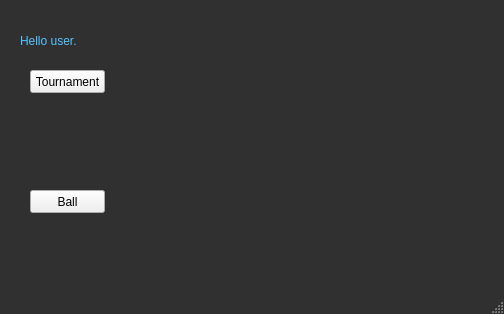
Before: the Qt Designer form Linking/mainwindow.ui in mushfiqur11/Game-Tracker, drawn with Qt 5.
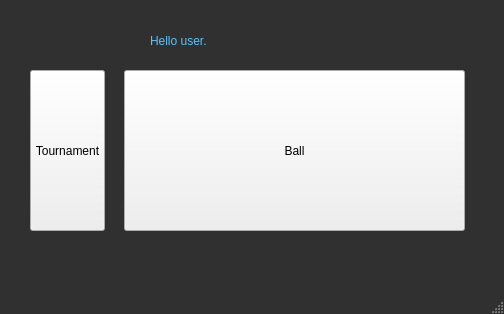
After: the same form once the commit is applied.

```diff
--- a/Linking/mainwindow.ui
+++ b/Linking/mainwindow.ui
@@ -37,10 +37,10 @@
    <widget class="QPushButton" name="pushButton">
     <property name="geometry">
      <rect>
-      <x>30</x>
-      <y>190</y>
-      <width>75</width>
-      <height>23</height>
+      <x>124</x>
+      <y>70</y>
+      <width>341</width>
+      <height>161</height>
      </rect>
     </property>
     <property name="text">
@@ -50,7 +50,7 @@
    <widget class="QLabel" name="label">
     <property name="geometry">
      <rect>
-      <x>20</x>
+      <x>150</x>
       <y>20</y>
       <width>141</width>
       <height>41</height>
@@ -73,7 +73,7 @@
       <x>30</x>
       <y>70</y>
       <width>75</width>
-      <height>23</height>
+      <height>161</height>
      </rect>
     </property>
     <property name="text">
```
